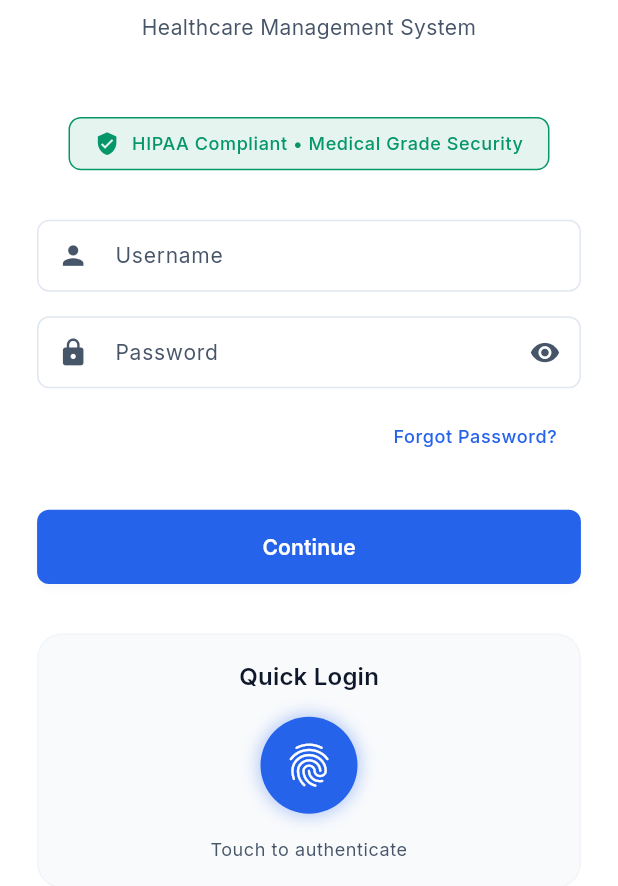
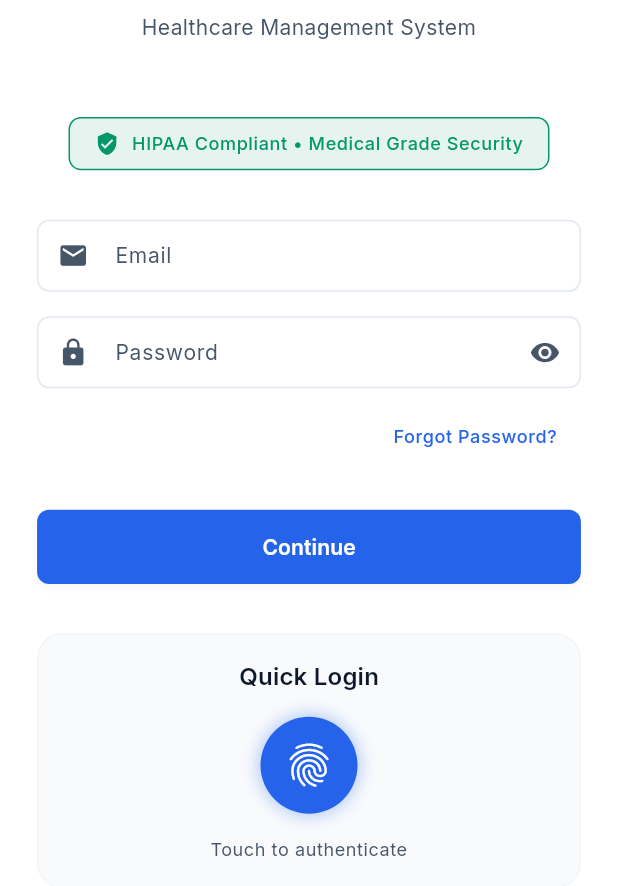
Before and after one commit to mmsha20041/dialysisflow, a Flutter app: the screen it shows after launch, on a phone screen of 412 x 824 dp, the part 350-1236 px from its top. Run offline on Flutter 3.47's test engine with Material 3 defaults, Android fonts, the phone set to English and light mode, and no system bars; our stand-ins replace cached_network_image, camera, connectivity_plus, file_picker, fl_chart, flutter_slidable and 5 more; missing offline and left inert: record.

```diff
--- a/lib/presentation/login_screen/login_screen.dart
+++ b/lib/presentation/login_screen/login_screen.dart
@@ -3,6 +3,7 @@ import 'package:flutter/services.dart';
 import 'package:sizer/sizer.dart';
 
 import '../../core/app_export.dart';
+import '../../core/services/auth_service.dart';
 import './widgets/biometric_auth_widget.dart';
 import './widgets/healthcare_logo_widget.dart';
 import './widgets/login_form_widget.dart';
@@ -23,14 +24,7 @@ class _LoginScreenState extends State<LoginScreen>
   bool _isAccountLocked = false;
   late AnimationController _fadeController;
   late Animation<double> _fadeAnimation;
-
-  // Mock credentials for different roles
-  final Map<String, Map<String, String>> _mockCredentials = {
-    'admin': {'password': 'admin123', 'role': 'Admin'},
-    'doctor': {'password': 'doctor123', 'role': 'RMO'},
-    'nurse': {'password': 'nurse123', 'role': 'Staff'},
-    'arogya': {'password': 'arogya123', 'role': 'Arogya Mitra'},
-  };
+  final AuthService _authService = AuthService();
 
   @override
   void initState() {
@@ -78,32 +72,28 @@ class _LoginScreenState extends State<LoginScreen>
     });
 
     try {
-      // Simulate network delay
-      await Future.delayed(const Duration(seconds: 2));
+      final response = await _authService.signIn(
+        email: username.contains('@') ? username : '$username@dialysisflow.com',
+        password: password,
+      );
 
-      // Check credentials
-      final credentials = _mockCredentials[username.toLowerCase()];
-      if (credentials != null &&
-          credentials['password'] == password &&
-          credentials['role'] == selectedRole) {
-        // Success - provide haptic feedback
+      if (response.user != null) {
         HapticFeedback.lightImpact();
 
-        // Reset failed attempts
         setState(() {
           _failedAttempts = 0;
         });
 
-        // Navigate to role-based dashboard
+        if (mounted) {
           Navigator.pushReplacementNamed(context, '/role-based-dashboard');
-      } else {
-        // Failed login
+        }
+      }
+    } catch (e) {
       HapticFeedback.heavyImpact();
       setState(() {
         _failedAttempts++;
         if (_failedAttempts >= 3) {
           _isAccountLocked = true;
-            // Auto unlock after 30 seconds (for demo purposes)
           Future.delayed(const Duration(seconds: 30), () {
             if (mounted) {
               setState(() {
@@ -120,12 +110,8 @@ class _LoginScreenState extends State<LoginScreen>
             'Account locked due to multiple failed attempts. Please try again in 30 seconds.');
       } else {
         _showErrorMessage(
-              'Invalid credentials. Please check your username, password, and selected role.');
+            'Invalid credentials. Please check your email and password.');
       }
-      }
-    } catch (e) {
-      _showErrorMessage(
-          'Network error. Please check your connection and try again.');
     } finally {
       if (mounted) {
         setState(() {
@@ -253,35 +239,10 @@ class _LoginScreenState extends State<LoginScreen>
         ),
         SizedBox(height: 2.h),
 
-        // Mock Credentials Info
-        Container(
-          padding: EdgeInsets.all(3.w),
-          decoration: BoxDecoration(
-            color: AppTheme.lightTheme.colorScheme.surface,
-            borderRadius: BorderRadius.circular(2.w),
-            border: Border.all(
-              color: AppTheme.lightTheme.colorScheme.outline
-                  .withValues(alpha: 0.3),
-            ),
-          ),
-          child: Column(
-            children: [
         Text(
-                'Demo Credentials',
-                style: AppTheme.lightTheme.textTheme.titleSmall?.copyWith(
-                  color: AppTheme.lightTheme.colorScheme.onSurface,
-                  fontWeight: FontWeight.w600,
-                ),
-              ),
-              SizedBox(height: 1.h),
-              Text(
-                'admin/admin123 (Admin) • doctor/doctor123 (RMO)\nnurse/nurse123 (Staff) • arogya/arogya123 (Arogya Mitra)',
+          'Secure Healthcare Access',
           style: AppTheme.lightTheme.textTheme.bodySmall?.copyWith(
             color: AppTheme.lightTheme.colorScheme.onSurfaceVariant,
-                ),
-                textAlign: TextAlign.center,
-              ),
-            ],
           ),
         ),
       ],
--- a/lib/presentation/login_screen/widgets/login_form_widget.dart
+++ b/lib/presentation/login_screen/widgets/login_form_widget.dart
@@ -54,17 +54,18 @@ class _LoginFormWidgetState extends State<LoginFormWidget> {
       child: Column(
         crossAxisAlignment: CrossAxisAlignment.stretch,
         children: [
-          // Username Field
+          // Email Field
           TextFormField(
             controller: _usernameController,
             enabled: !widget.isLoading,
+            keyboardType: TextInputType.emailAddress,
             decoration: InputDecoration(
-              labelText: 'Username',
-              hintText: 'Enter your username',
+              labelText: 'Email',
+              hintText: 'Enter your email',
               prefixIcon: Padding(
                 padding: EdgeInsets.all(3.w),
                 child: CustomIconWidget(
-                  iconName: 'person',
+                  iconName: 'email',
                   color: AppTheme.lightTheme.colorScheme.onSurfaceVariant,
                   size: 5.w,
                 ),
@@ -72,10 +73,10 @@ class _LoginFormWidgetState extends State<LoginFormWidget> {
             ),
             validator: (value) {
               if (value == null || value.isEmpty) {
-                return 'Please enter your username';
+                return 'Please enter your email';
               }
-              if (value.length < 3) {
-                return 'Username must be at least 3 characters';
+              if (!value.contains('@')) {
+                return 'Please enter a valid email';
               }
               return null;
             },
```
Also changed, not shown: lib/presentation/splash_screen/splash_screen.dart (+3 -5 lines). Lines whose indentation alone changed are shown as unchanged.
